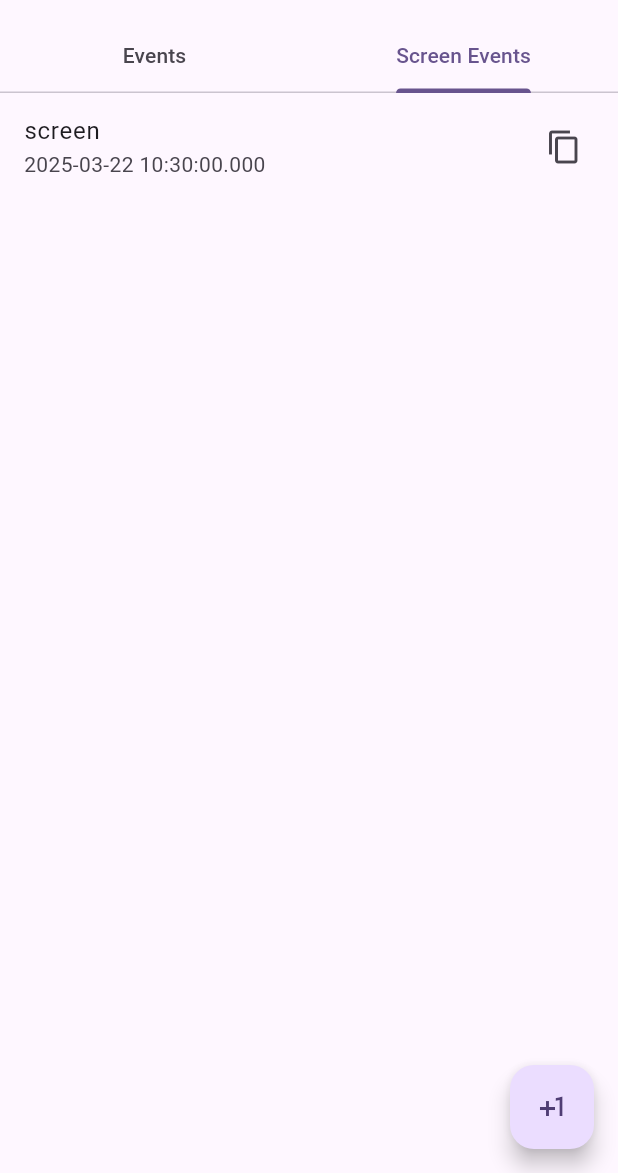
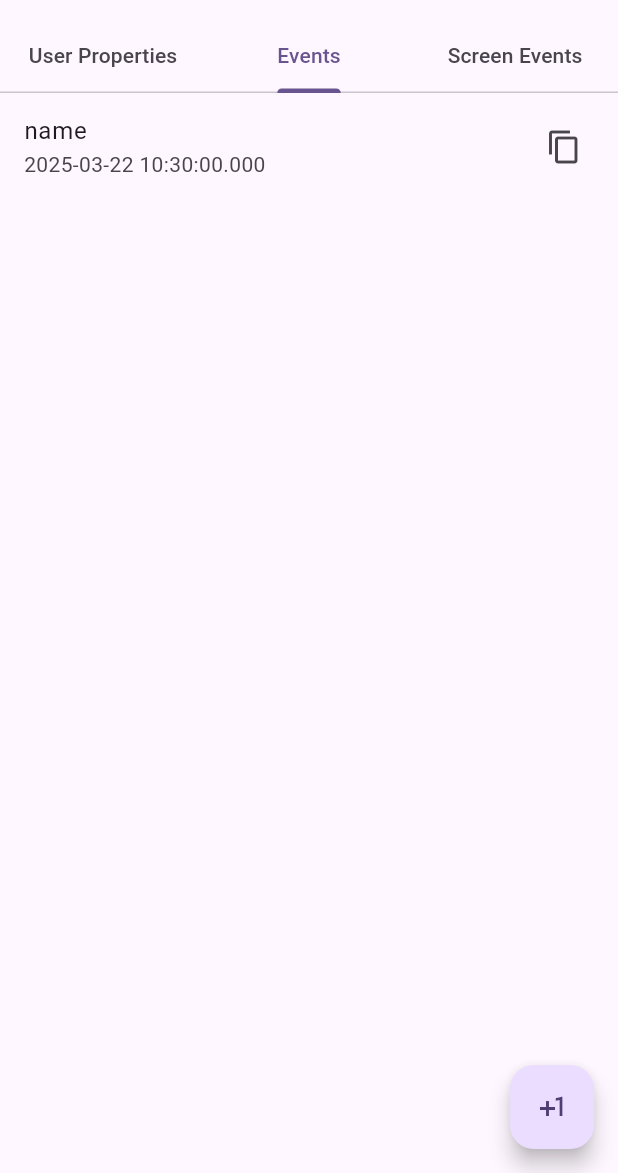
Before and after one commit to rodrigobastosv/analytics_inspector, a Flutter app: the screen it shows after launch, tab 2 chosen, after a tap on the "plus one" icon, on a phone screen of 412 x 824 dp, the part 63-1236 px from its top. Run offline on Flutter 3.47's test engine with Material 3 defaults, Android fonts, the phone set to English and light mode, and no system bars; our stand-ins replace equatable.

Commit message:
Add support to show user properties

```diff
--- a/example/lib/analytics_inspector_widget.dart
+++ b/example/lib/analytics_inspector_widget.dart
@@ -2,6 +2,8 @@ import 'package:analytics_inspector/analytics_inspector.dart';
 import 'analytics_events_list_view.dart';
 import 'analytics_screen_events_list_view.dart';
 import 'package:flutter/material.dart';
+
+import 'analytics_user_properties_list_view.dart';
 
 class AnalyticsInspectorWidget extends StatefulWidget {
   const AnalyticsInspectorWidget({
@@ -9,15 +11,17 @@ class AnalyticsInspectorWidget extends StatefulWidget {
   });
 
   @override
-  State<AnalyticsInspectorWidget> createState() => _AnalyticsInspectorWidgetState();
+  State<AnalyticsInspectorWidget> createState() =>
+      _AnalyticsInspectorWidgetState();
 }
 
-class _AnalyticsInspectorWidgetState extends State<AnalyticsInspectorWidget> with SingleTickerProviderStateMixin {
+class _AnalyticsInspectorWidgetState extends State<AnalyticsInspectorWidget>
+    with SingleTickerProviderStateMixin {
   late final TabController _tabController;
 
   @override
   void initState() {
-    _tabController = TabController(length: 2, vsync: this);
+    _tabController = TabController(length: 3, vsync: this);
     super.initState();
   }
 
@@ -33,6 +37,7 @@ class _AnalyticsInspectorWidgetState extends State<AnalyticsInspectorWidget> wit
         bottom: TabBar(
           controller: _tabController,
           tabs: const [
+            Tab(text: 'User Properties'),
             Tab(text: 'Events'),
             Tab(text: 'Screen Events'),
           ],
@@ -42,12 +47,19 @@ class _AnalyticsInspectorWidgetState extends State<AnalyticsInspectorWidget> wit
         controller: _tabController,
         children: [
           ValueListenableBuilder(
+            valueListenable: AnalyticsInspector.instance.userProperties,
+            builder: (context, userProperties, child) =>
+                AnalyticsUserPropertiesListView(userProperties: userProperties),
+          ),
+          ValueListenableBuilder(
             valueListenable: AnalyticsInspector.instance.events,
-            builder: (context, events, child) => AnalyticsEventsListView(events: events),
+            builder: (context, events, child) =>
+                AnalyticsEventsListView(events: events),
           ),
           ValueListenableBuilder(
             valueListenable: AnalyticsInspector.instance.screenEvents,
-            builder: (context, events, child) => AnalyticsScreenEventsListView(events: events),
+            builder: (context, events, child) =>
+                AnalyticsScreenEventsListView(events: events),
           ),
         ],
       ),
@@ -55,6 +67,9 @@ class _AnalyticsInspectorWidgetState extends State<AnalyticsInspectorWidget> wit
         child: const Icon(Icons.plus_one),
         onPressed: () {
           if (_tabController.index == 0) {
+            AnalyticsInspector.instance
+                .setUserProperty('user property', 'value');
+          } else if (_tabController.index == 1) {
             AnalyticsInspector.instance.logEvent('name', {});
           } else {
             AnalyticsInspector.instance.logScreenEvent('screen', {});
--- /dev/null
+++ b/example/lib/analytics_user_properties_list_view.dart
@@ -0,0 +1,23 @@
+import 'package:analytics_inspector/analytics_inspector.dart';
+import 'package:flutter/material.dart';
+
+class AnalyticsUserPropertiesListView extends StatelessWidget {
+  const AnalyticsUserPropertiesListView({
+    required this.userProperties,
+    super.key,
+  });
+
+  final List<UserProperty> userProperties;
+
+  @override
+  Widget build(BuildContext context) {
+    return ListView.builder(
+      itemBuilder: (context, index) => ListTile(
+        title: Text(userProperties[index].name),
+        titleAlignment: ListTileTitleAlignment.center,
+        subtitle: Text(userProperties[index].value),
+      ),
+      itemCount: userProperties.length,
+    );
+  }
+}
--- a/example/pubspec.yaml
+++ b/example/pubspec.yaml
@@ -2,7 +2,7 @@ name: example
 description: "A new Flutter project."
 publish_to: 'none'
 
-version: 1.0.0+1
+version: 1.0.4
 
 environment:
   sdk: ^3.5.0
--- a/lib/analytics_inspector.dart
+++ b/lib/analytics_inspector.dart
@@ -1,3 +1,4 @@
 export 'src/analytics_inspector.dart';
 export 'src/entities/analytics_event.dart';
 export 'src/entities/analytics_screen_event.dart';
+export 'src/entities/user_property.dart';
--- a/lib/src/analytics_inspector.dart
+++ b/lib/src/analytics_inspector.dart
@@ -1,5 +1,6 @@
 import 'package:analytics_inspector/src/entities/analytics_event.dart';
 import 'package:analytics_inspector/src/entities/analytics_screen_event.dart';
+import 'package:analytics_inspector/src/entities/user_property.dart';
 import 'package:flutter/material.dart';
 
 class AnalyticsInspector {
@@ -7,8 +8,20 @@ class AnalyticsInspector {
 
   static AnalyticsInspector instance = AnalyticsInspector._();
 
-  final ValueNotifier<List<AnalyticsEvent>> events = ValueNotifier<List<AnalyticsEvent>>([]);
-  final ValueNotifier<List<AnalyticsScreenEvent>> screenEvents = ValueNotifier<List<AnalyticsScreenEvent>>([]);
+  final ValueNotifier<List<UserProperty>> userProperties =
+      ValueNotifier<List<UserProperty>>([]);
+  final ValueNotifier<List<AnalyticsEvent>> events =
+      ValueNotifier<List<AnalyticsEvent>>([]);
+  final ValueNotifier<List<AnalyticsScreenEvent>> screenEvents =
+      ValueNotifier<List<AnalyticsScreenEvent>>([]);
+
+  void setUserProperty(String name, String value) {
+    final userProperty = UserProperty(name: name, value: value);
+    userProperties.value = [
+      ...userProperties.value,
+      userProperty,
+    ];
+  }
 
   void logEvent(String name, Map<String, dynamic> parameters) {
     final datetime = DateTime.now().toLocal();
--- /dev/null
+++ b/lib/src/entities/user_property.dart
@@ -0,0 +1,11 @@
+import 'package:equatable/equatable.dart';
+
+class UserProperty extends Equatable {
+  const UserProperty({required this.name, required this.value});
+
+  final String name;
+  final String value;
+
+  @override
+  List<Object?> get props => [name, value];
+}
--- a/pubspec.yaml
+++ b/pubspec.yaml
@@ -1,6 +1,6 @@
 name: analytics_inspector
 description: "A simple inspector to plug to your analytics events to help debugging them without needing Debug View"
-version: 1.0.3+1
+version: 1.0.4
 homepage: https://github.com/rodrigobastosv/analytics_inspector
 
 environment:
```
Also changed, not shown: 3 other files.
